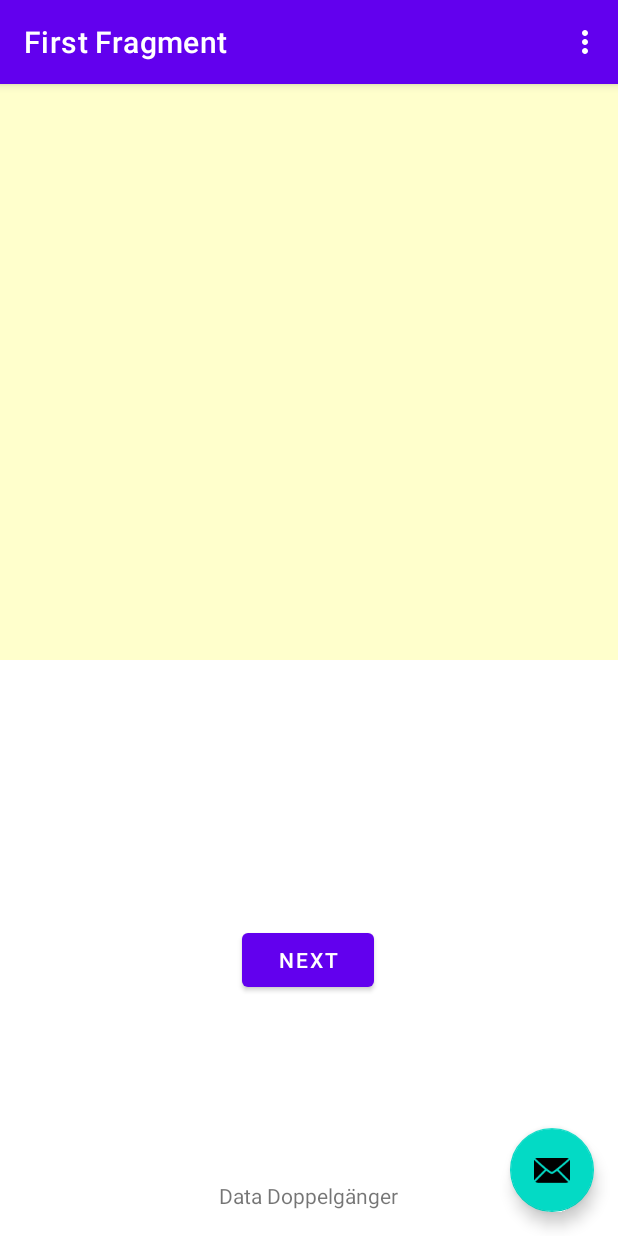
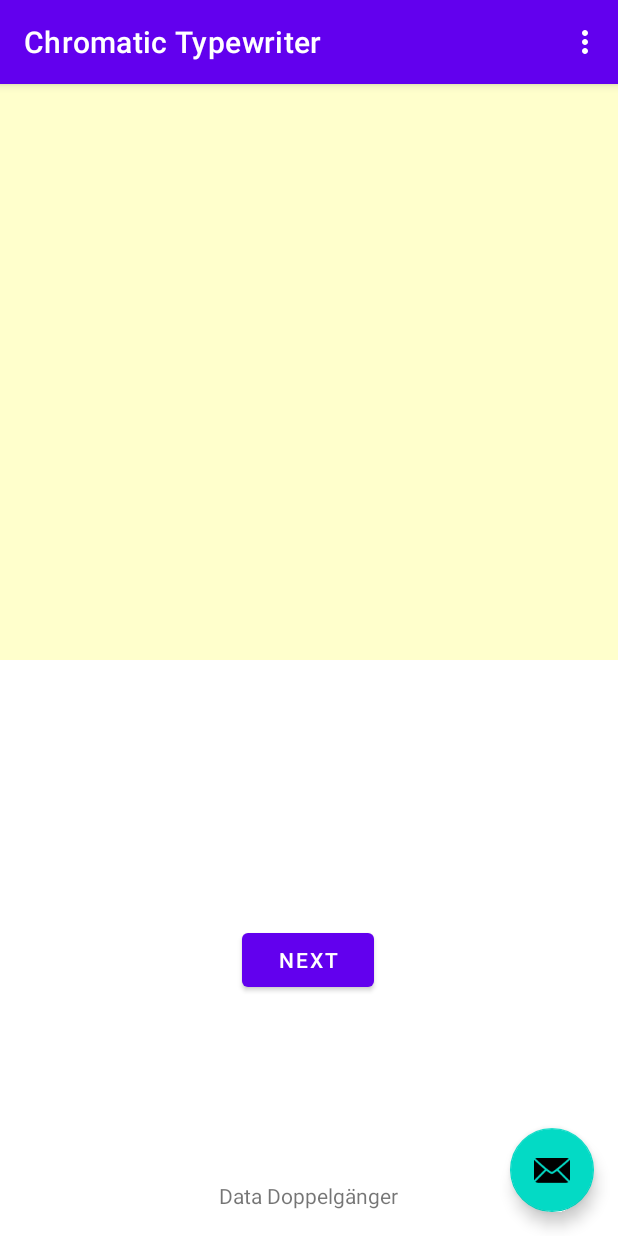
Before and after one commit to LaneSnively/Media-Creation-by-Conversion, an Android app: the screen it shows after launch (MainActivity), on a phone screen of 412 x 824 dp. Run offline under Robolectric (Android 15) with nearby library versions, the phone set to English and light mode, and no system bars; our stand-ins replace navigation-ui.

Commit message:
rename fragment labels

```diff
--- a/MCBC/app/src/main/res/navigation/nav_graph.xml
+++ b/MCBC/app/src/main/res/navigation/nav_graph.xml
@@ -8,7 +8,7 @@
     <fragment
         android:id="@+id/FirstFragment"
         android:name="com.example.mediacreationbyconversion.FirstFragment"
-        android:label="@string/first_fragment_label"
+        android:label="Chromatic Typewriter"
         tools:layout="@layout/fragment_first">
 
         <action
@@ -18,7 +18,7 @@
     <fragment
         android:id="@+id/SecondFragment"
         android:name="com.example.mediacreationbyconversion.SecondFragment"
-        android:label="@string/second_fragment_label"
+        android:label="Chromatic Typewriter"
         tools:layout="@layout/fragment_second">
 
         <action
```
